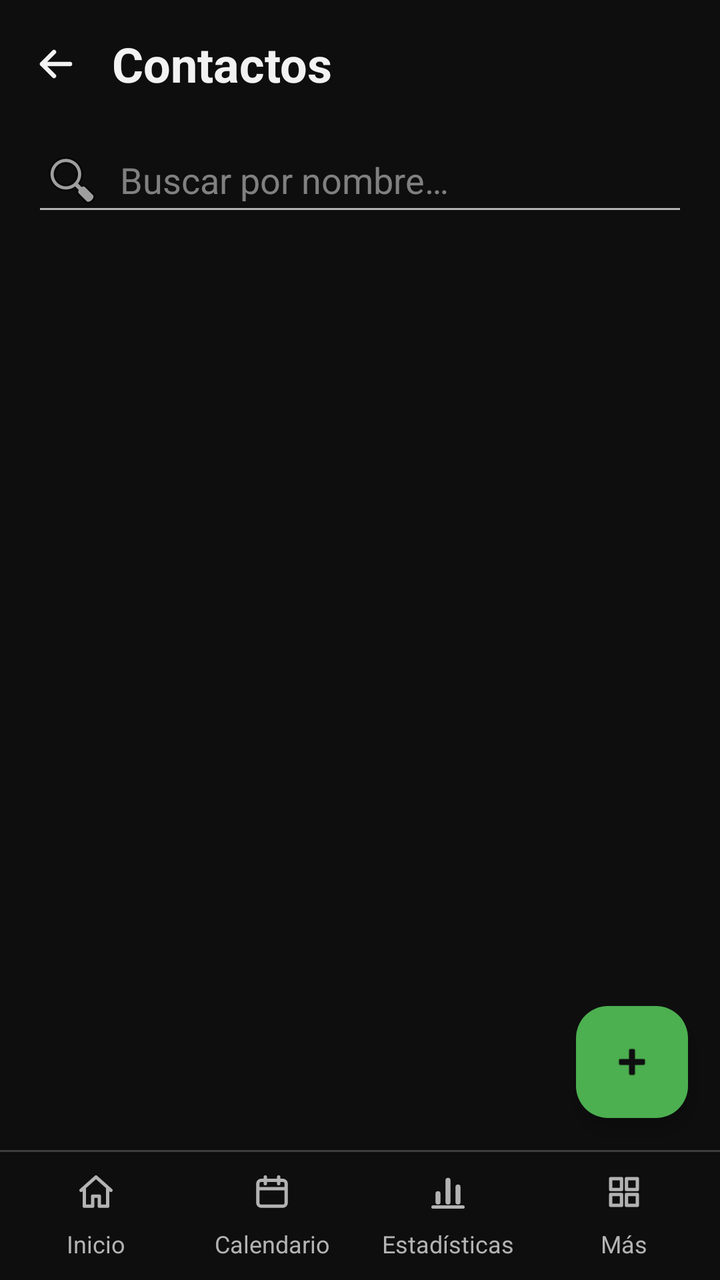
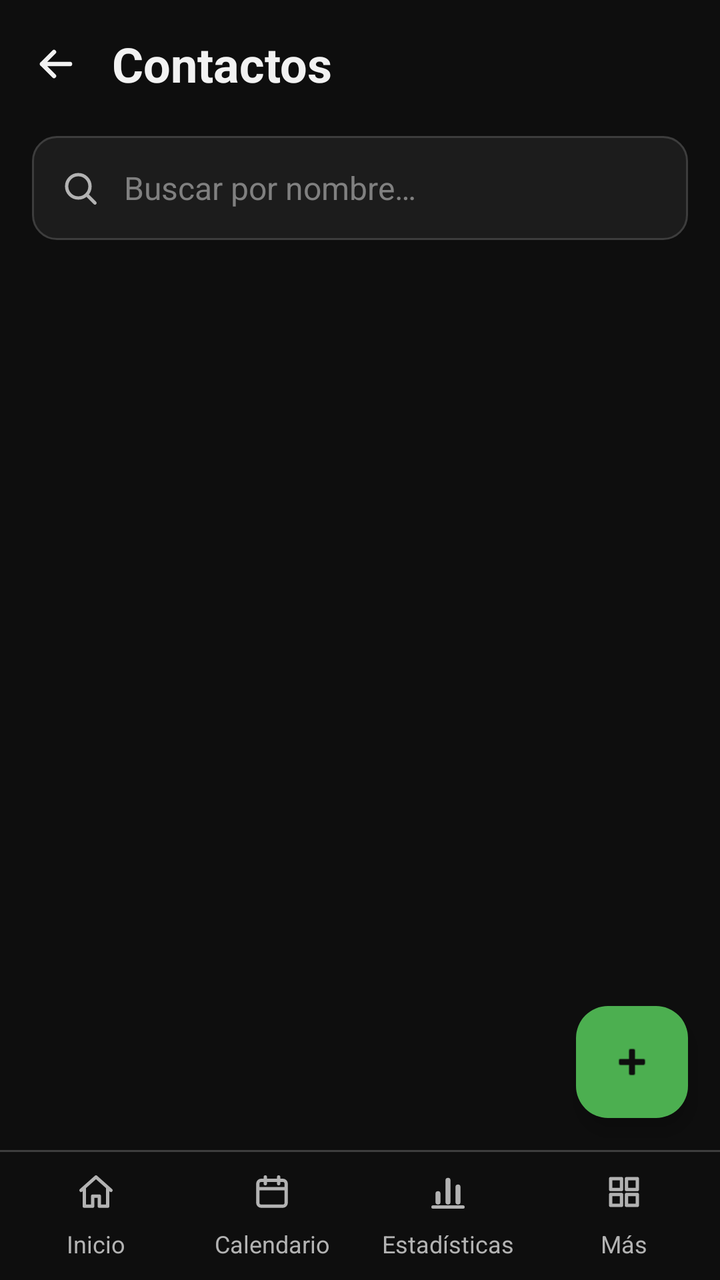

Before-and-after screenshots of an Android layout around one commit, followed by the original layout XML and the change that was made.
<!-- AndroidManifest.xml: application theme Theme.AgendaPersonal -->
<!-- res/layout/activity_contactos.xml -->
<?xml version="1.0" encoding="utf-8"?>
<LinearLayout xmlns:android="http://schemas.android.com/apk/res/android"
    xmlns:tools="http://schemas.android.com/tools"
    android:id="@+id/main"
    android:layout_width="match_parent"
    android:layout_height="match_parent"
    android:orientation="vertical"
    tools:context=".vista.ContactosActivity">

    
    <FrameLayout
        android:layout_width="match_parent"
        android:layout_height="0dp"
        android:layout_weight="1">

        <LinearLayout
            android:layout_width="match_parent"
            android:layout_height="match_parent"
            android:orientation="vertical">

            
            <LinearLayout
                android:layout_width="match_parent"
                android:layout_height="wrap_content"
                android:gravity="center_vertical"
                android:orientation="horizontal"
                android:paddingStart="4dp"
                android:paddingTop="8dp"
                android:paddingEnd="16dp"
                android:paddingBottom="8dp">

                <include layout="@layout/boton_volver" />

                <TextView
                    android:layout_width="0dp"
                    android:layout_height="wrap_content"
                    android:layout_weight="1"
                    android:text="@string/titulo_contactos"
                    android:textSize="24sp"
                    android:textStyle="bold" />
            </LinearLayout>

            
            <EditText
                android:id="@+id/etBuscar"
                android:layout_width="match_parent"
                android:layout_height="wrap_content"
                android:layout_marginHorizontal="16dp"
                android:drawableStart="@android:drawable/ic_menu_search"
                android:drawablePadding="8dp"
                android:hint="@string/pista_buscar"
                android:importantForAutofill="no"
                android:inputType="textPersonName"
                android:minHeight="48dp" />

            
            <ListView
                android:id="@+id/lvContactos"
                android:layout_width="match_parent"
                android:layout_height="0dp"
                android:layout_weight="1"
                android:clipToPadding="false"
                android:divider="@android:color/transparent"
                android:dividerHeight="0dp"
                android:listSelector="@android:color/transparent"
                android:paddingTop="8dp"
                android:paddingBottom="88dp" />

            
            <TextView
                android:id="@+id/tvVacio"
                android:layout_width="match_parent"
                android:layout_height="0dp"
                android:layout_weight="1"
                android:gravity="center"
                android:padding="16dp"
                android:textSize="16sp"
                android:visibility="gone" />
        </LinearLayout>

        
        <com.google.android.material.floatingactionbutton.FloatingActionButton
            android:id="@+id/fabAgregar"
            android:layout_width="wrap_content"
            android:layout_height="wrap_content"
            android:layout_gravity="bottom|end"
            android:layout_margin="16dp"
            android:contentDescription="@string/btn_agregar_contacto"
            android:src="@android:drawable/ic_input_add" />
    </FrameLayout>

    
    <include layout="@layout/menu_inferior" />
</LinearLayout>
<!-- res/layout/boton_volver.xml (included above) -->
<?xml version="1.0" encoding="utf-8"?>
<ImageButton xmlns:android="http://schemas.android.com/apk/res/android"
    android:id="@+id/btnVolver"
    android:layout_width="48dp"
    android:layout_height="48dp"
    android:layout_marginEnd="4dp"
    android:background="?attr/selectableItemBackgroundBorderless"
    android:contentDescription="@string/volver"
    android:src="@drawable/ic_flecha_atras" />
<!-- res/layout/menu_inferior.xml (included above) -->
<?xml version="1.0" encoding="utf-8"?>
<LinearLayout xmlns:android="http://schemas.android.com/apk/res/android"
    android:layout_width="match_parent"
    android:layout_height="wrap_content"
    android:orientation="vertical">

    
    <View
        android:layout_width="match_parent"
        android:layout_height="1dp"
        android:background="@color/menu_linea" />

    
    <LinearLayout
        android:layout_width="match_parent"
        android:layout_height="wrap_content"
        android:orientation="horizontal"
        android:padding="4dp">

        <TextView
            android:id="@+id/menuInicio"
            style="@style/BotonMenu"
            android:drawableTop="@drawable/ic_casa"
            android:text="@string/menu_inicio" />

        <TextView
            android:id="@+id/menuCalendario"
            style="@style/BotonMenu"
            android:drawableTop="@drawable/ic_calendario"
            android:text="@string/menu_calendario" />

        <TextView
            android:id="@+id/menuEstadisticas"
            style="@style/BotonMenu"
            android:drawableTop="@drawable/ic_grafico"
            android:text="@string/menu_estadisticas" />

        
        <TextView
            android:id="@+id/menuMas"
            style="@style/BotonMenu"
            android:drawableTop="@drawable/ic_cuadricula"
            android:text="@string/menu_mas" />
    </LinearLayout>
</LinearLayout>
<!-- resources referenced by this layout -->
<resources>
  <color name="menu_linea">@color/borde</color>
  <string name="btn_agregar_contacto">Agregar contacto</string>
  <string name="menu_calendario">Calendario</string>
  <string name="menu_estadisticas">Estadísticas</string>
  <string name="menu_inicio">Inicio</string>
  <string name="menu_mas">Más</string>
  <string name="pista_buscar">Buscar por nombre…</string>
  <string name="titulo_contactos">Contactos</string>
  <string name="volver">Volver</string>
  <style name="Theme.AgendaPersonal" parent="Base.Theme.AgendaPersonal" />
  <color name="borde">#FF3D3D3D</color>
  <color name="verde">#FF4CAF50</color>
  <color name="texto">#FFF2F2F2</color>
  <color name="texto_sobre_verde">#FF0E0E0E</color>
  <color name="verde_oscuro">#FF2E7D32</color>
  <color name="fondo">#FF0E0E0E</color>
  <color name="tarjeta">#FF1C1C1C</color>
  <color name="texto_secundario">#FFB3B3B3</color>
  <color name="tarjeta_alta">#FF262626</color>
  <color name="texto_pista">#FF808080</color>
  <style name="DialogoAgenda" parent="ThemeOverlay.Material3.Dialog.Alert">
          <item name="android:windowBackground">@drawable/fondo_dialogo</item>
          <item name="buttonBarPositiveButtonStyle">@style/BotonDialogoPrincipal</item>
          <item name="buttonBarNegativeButtonStyle">@style/BotonDialogoSecundario</item>
      </style>
  <style name="BotonDialogoPrincipal" parent="BotonPrincipal">
          <item name="android:layout_marginStart">8dp</item>
      </style>
  <style name="BotonDialogoSecundario" parent="BotonSecundario" />
  <style name="BotonPrincipal" parent="Widget.Material3.Button">
          <item name="android:minHeight">48dp</item>
          <item name="backgroundTint">@color/verde</item>
          <item name="android:textColor">@color/texto_sobre_verde</item>
      </style>
  <style name="BotonSecundario" parent="Widget.Material3.Button.OutlinedButton">
          <item name="android:minHeight">48dp</item>
          <item name="strokeColor">@color/verde</item>
          <item name="android:textColor">@color/verde</item>
      </style>
  <!-- unchanged entries left out for length: 8 -->
</resources>

<!-- the commit's change to res/layout/activity_contactos.xml (unified diff, before → after) -->
@@ -43,15 +43,15 @@
             
             <EditText
                 android:id="@+id/etBuscar"
+                style="@style/CajaCampo"
                 android:layout_width="match_parent"
                 android:layout_height="wrap_content"
                 android:layout_marginHorizontal="16dp"
-                android:drawableStart="@android:drawable/ic_menu_search"
-                android:drawablePadding="8dp"
+                android:layout_marginTop="4dp"
+                android:drawableStart="@drawable/ic_buscar"
                 android:hint="@string/pista_buscar"
                 android:importantForAutofill="no"
-                android:inputType="textPersonName"
-                android:minHeight="48dp" />
+                android:inputType="textPersonName" />
 
             
             <ListView
<!-- resource entries referenced after the edit -->
@@ -1,6 +1,26 @@
 <!-- resources referenced by this layout -->
 <resources>
   <color name="menu_linea">@color/borde</color>
+  <!-- drawable ic_buscar (drawable) -->
+  <?xml version="1.0" encoding="utf-8"?>
+  <vector xmlns:android="http://schemas.android.com/apk/res/android"
+      android:width="20dp"
+      android:height="20dp"
+      android:viewportWidth="24"
+      android:viewportHeight="24">
+  
+      
+      <path
+          android:pathData="M4,11 a7,7 0 1,0 14,0 a7,7 0 1,0 -14,0"
+          android:strokeWidth="2"
+          android:strokeColor="@color/texto_secundario" />
+      
+      <path
+          android:pathData="M16,16 L21,21"
+          android:strokeLineCap="round"
+          android:strokeWidth="2"
+          android:strokeColor="@color/texto_secundario" />
+  </vector>
   <string name="btn_agregar_contacto">Agregar contacto</string>
   <string name="menu_calendario">Calendario</string>
   <string name="menu_estadisticas">Estadísticas</string>
@@ -9,10 +29,43 @@
   <string name="pista_buscar">Buscar por nombre…</string>
   <string name="titulo_contactos">Contactos</string>
   <string name="volver">Volver</string>
+  <style name="CajaCampo">
+          <item name="android:layout_width">match_parent</item>
+          <item name="android:layout_height">wrap_content</item>
+          <item name="android:background">@drawable/caja_campo</item>
+          <item name="android:drawablePadding">12dp</item>
+          <item name="android:minHeight">52dp</item>
+          <item name="android:paddingHorizontal">14dp</item>
+          <item name="android:paddingVertical">12dp</item>
+          <item name="android:textColor">@color/texto</item>
+          <item name="android:textSize">16sp</item>
+      </style>
   <style name="Theme.AgendaPersonal" parent="Base.Theme.AgendaPersonal" />
   <color name="borde">#FF3D3D3D</color>
   <color name="verde">#FF4CAF50</color>
   <color name="texto">#FFF2F2F2</color>
+  <!-- drawable caja_campo (drawable) -->
+  <?xml version="1.0" encoding="utf-8"?>
+  <selector xmlns:android="http://schemas.android.com/apk/res/android">
+      <item android:state_focused="true">
+          <shape android:shape="rectangle">
+              <corners android:radius="12dp" />
+              <solid android:color="@color/tarjeta" />
+              <stroke
+                  android:width="2dp"
+                  android:color="@color/verde" />
+          </shape>
+      </item>
+      <item>
+          <shape android:shape="rectangle">
+              <corners android:radius="12dp" />
+              <solid android:color="@color/tarjeta" />
+              <stroke
+                  android:width="1dp"
+                  android:color="@color/borde" />
+          </shape>
+      </item>
+  </selector>
   <color name="texto_sobre_verde">#FF0E0E0E</color>
   <color name="verde_oscuro">#FF2E7D32</color>
   <color name="fondo">#FF0E0E0E</color>
